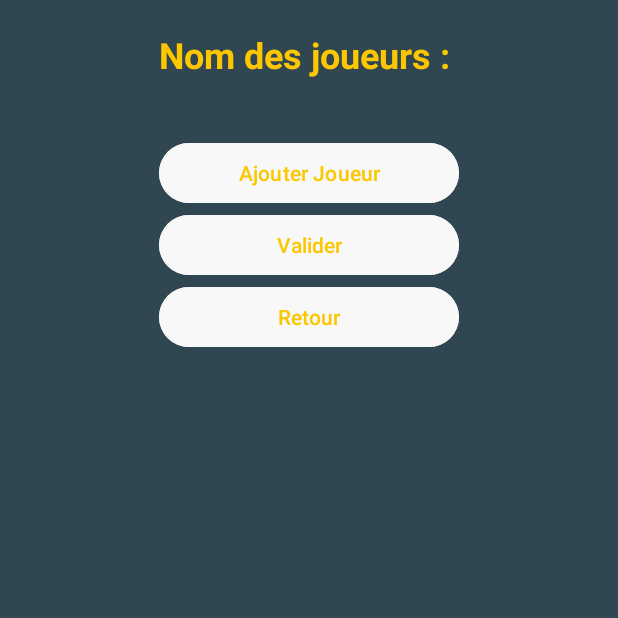
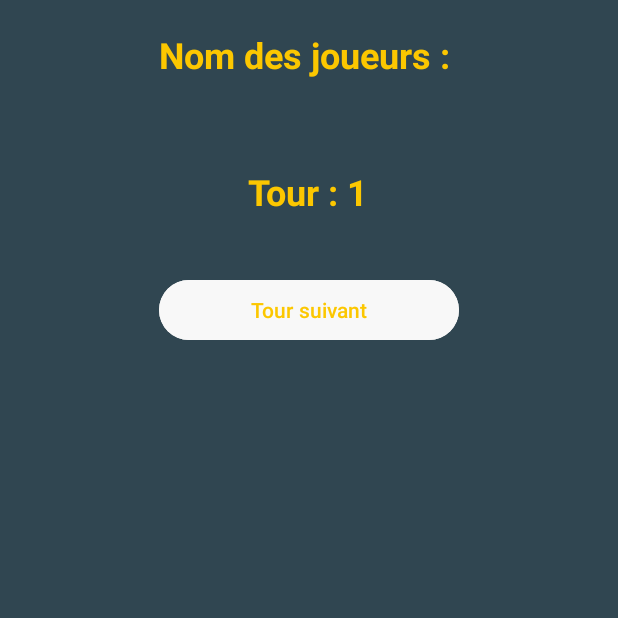
Before and after one commit to ulyssedahiez/kisuije, an Android app: the NewGameActivity screen opened directly, with no data from a screen before it, after a tap on "Valider", on a phone screen of 412 x 824 dp, the top half of it. Run offline under Robolectric (Android 15) with nearby library versions, the light colour scheme and no system bars.

Commit message:
(feat:NewPage): Création de GameActivity et PlayerInfoActivity

```diff
--- /dev/null
+++ b/app/src/main/java/com/example/ulysse/dahiez/tp1/kisuije/GameActivity.kt
@@ -0,0 +1,57 @@
+package com.example.ulysse.dahiez.tp1.kisuije
+
+import android.content.Intent
+import android.os.Bundle
+import android.util.Log
+import android.view.View
+import android.widget.Button
+import android.widget.LinearLayout
+import android.widget.TextView
+import androidx.appcompat.app.AppCompatActivity
+
+class GameActivity : AppCompatActivity() {
+    private lateinit var containerLayout: LinearLayout
+    private var currentRound: Int = 1
+    private lateinit var roundsTextView: TextView
+
+    override fun onCreate(savedInstanceState: Bundle?) {
+        super.onCreate(savedInstanceState)
+        setContentView(R.layout.activity_game)
+
+        containerLayout = findViewById(R.id.containerLayout)
+        roundsTextView = findViewById(R.id.roundsTextView)
+
+        // Récupérer la liste des noms de joueurs depuis l'intent
+        val playerNames = intent.getStringArrayListExtra("playerNames")
+
+        if (playerNames != null) {
+            for (playerName in playerNames) {
+                Log.d("GameActivity", "Nom du joueur : $playerName")
+                val playerButton = Button(this)
+                playerButton.text = playerName
+                playerButton.setOnClickListener { navigateToPlayerInfo(playerName) }
+
+                containerLayout.addView(playerButton)
+            }
+        }
+
+        // Mettre à jour le TextView des tours
+        updateRoundsTextView()
+    }
+
+    private fun navigateToPlayerInfo(playerName: String) {
+        // Lancer une nouvelle activité pour afficher les informations du joueur
+        val intent = Intent(this, PlayerInfoActivity::class.java)
+        intent.putExtra("playerName", playerName)
+        startActivity(intent)
+    }
+
+    private fun updateRoundsTextView() {
+        roundsTextView.text = "Tour : $currentRound"
+    }
+
+    fun onNextRoundButtonClick(view: View) {
+        currentRound++
+        updateRoundsTextView()
+    }
+}
--- a/app/src/main/java/com/example/ulysse/dahiez/tp1/kisuije/NewGameActivity.kt
+++ b/app/src/main/java/com/example/ulysse/dahiez/tp1/kisuije/NewGameActivity.kt
@@ -1,6 +1,8 @@
 package com.example.ulysse.dahiez.tp1.kisuije
 
+import android.content.Intent
 import android.os.Bundle
+import android.util.Log
 import android.view.Gravity
 import android.view.View
 import android.widget.Button
@@ -20,6 +22,7 @@ class NewGameActivity : AppCompatActivity() {
         super.onCreate(savedInstanceState)
         setContentView(R.layout.new_game)
         containerLayout = findViewById(R.id.containerLayout)
+
     }
 
     fun onAddPlayerButtonClick(view: View) {
@@ -137,4 +140,29 @@ class NewGameActivity : AppCompatActivity() {
         }
         builder.show()
     }
+
+    fun onvalidateButtonClick(view: View) {
+        // Créer une liste pour stocker les noms des joueurs
+        val playerNames = mutableListOf<String>()
+
+        // Parcourir les layouts pour extraire les noms des joueurs
+        for (i in 1 until containerLayout.childCount) {
+            val playerLayout = containerLayout.getChildAt(i) as? LinearLayout
+            if (playerLayout != null) {
+                val playerNameEditText = playerLayout.getChildAt(1) as? EditText
+                if (playerNameEditText != null) {
+                    val playerName = playerNameEditText.text.toString()
+                    playerNames.add(playerName)
+                }
+            }
+        }
+
+        // Utiliser le paramètre 'view' pour obtenir la référence au bouton qui a été cliqué
+        if (view.id == R.id.validate) {
+            val pageGame = Intent(this, GameActivity::class.java)
+            pageGame.putStringArrayListExtra("playerNames", ArrayList(playerNames))
+            startActivity(pageGame)
+        }
+    }
+
 }
--- /dev/null
+++ b/app/src/main/res/layout/activity_game.xml
@@ -0,0 +1,48 @@
+<androidx.core.widget.NestedScrollView
+    xmlns:android="http://schemas.android.com/apk/res/android"
+    xmlns:app="http://schemas.android.com/apk/res-auto"
+    xmlns:tools="http://schemas.android.com/tools"
+    android:layout_width="match_parent"
+    android:background="@color/background_color"
+    android:layout_height="match_parent">
+
+    <LinearLayout
+        android:id="@+id/containerLayout"
+        android:layout_width="match_parent"
+        android:layout_height="match_parent"
+        android:orientation="vertical"
+        android:background="@color/background_color">
+
+        <TextView
+            android:layout_width="wrap_content"
+            android:layout_height="51dp"
+            android:layout_gravity="center"
+            android:layout_marginTop="20dp"
+            android:layout_marginBottom="20dp"
+            android:text="Nom des joueurs : "
+            android:textColor="@color/yellow"
+            android:textSize="24sp"
+            android:textStyle="bold" />
+        <TextView
+            android:id="@+id/roundsTextView"
+            android:layout_width="wrap_content"
+            android:layout_height="51dp"
+            android:layout_gravity="center"
+            android:layout_marginTop="20dp"
+            android:layout_marginBottom="20dp"
+            android:text="Nombre de tour : "
+            android:textColor="@color/yellow"
+            android:textSize="24sp"
+            android:textStyle="bold" />
+        <Button
+            android:id="@+id/btnNextRound"
+            android:layout_width="200dp"
+            android:layout_height="wrap_content"
+            android:layout_gravity="center"
+            android:backgroundTint="@color/white"
+            android:onClick="onNextRoundButtonClick"
+            android:text="Tour suivant"
+            android:textColor="@color/yellow" />
+
+    </LinearLayout>
+</androidx.core.widget.NestedScrollView>
```
Also changed, not shown: app/src/main/AndroidManifest.xml (+6 -1 lines), app/src/main/java/com/example/ulysse/dahiez/tp1/kisuije/PlayerInfoActivity.kt (added, +11 -0 lines), app/src/main/res/layout/activity_player_info.xml (added, +9 -0 lines).
